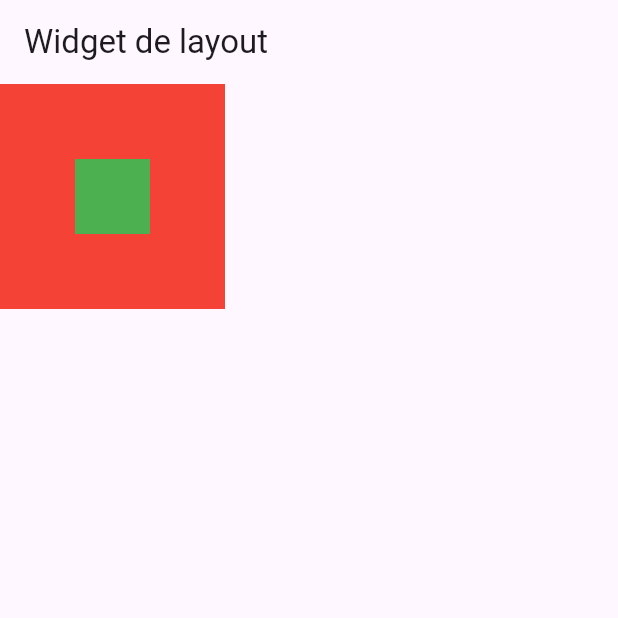
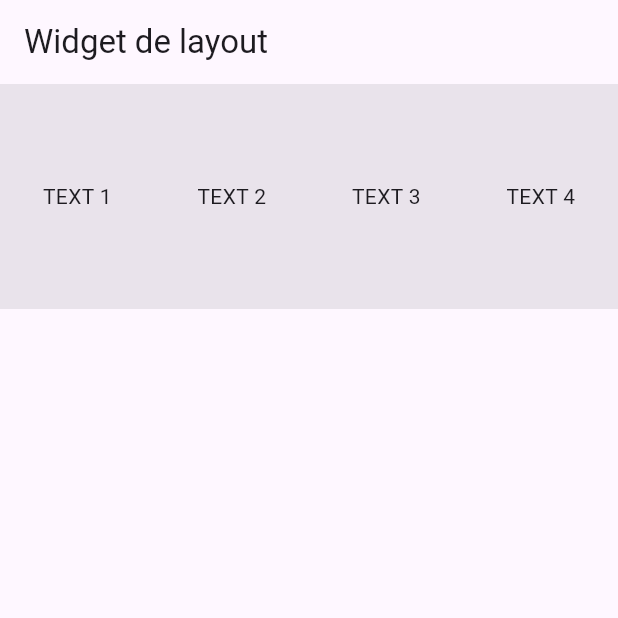
Before and after one commit to BeckerEvelyn/meu_app, a Flutter app: the screen it shows after launch, on a phone screen of 412 x 824 dp, the top half of it. Run offline on Flutter 3.47's test engine with Material 3 defaults, Android fonts, the phone set to English and light mode, and no system bars; our stand-ins replace google_fonts.

Commit message:
continuação de Layout

```diff
--- /dev/null
+++ b/lib/WidgetsLayout/Box.dart
@@ -0,0 +1,18 @@
+import 'package:flutter/material.dart';
+
+class Box extends StatelessWidget {
+  final String text;
+  final Color backgroundColor;
+  const Box({super.key, required this.text,required this.backgroundColor });
+
+  @override
+  Widget build(BuildContext context) {
+    return Container(
+      width: 240,
+      height: 140,
+      alignment: Alignment.center,
+      color: backgroundColor,
+      child: Text(text),
+      );
+  }
+}
--- a/lib/WidgetsLayout/LayoutApp.dart
+++ b/lib/WidgetsLayout/LayoutApp.dart
@@ -1,5 +1,7 @@
 import 'package:flutter/material.dart';
+import 'package:meu_app/WidgetsLayout/WidgetColumn.dart';
 import 'package:meu_app/WidgetsLayout/WidgetConteiner.dart';
+import 'package:meu_app/WidgetsLayout/WidgetRow.dart';
 
 class LayoutApp extends StatelessWidget {
   const LayoutApp({super.key});
@@ -25,7 +27,9 @@ class _MontandoTelaState extends State<MontandoTela> {
   Widget build(BuildContext context) {
     return Scaffold(
       appBar: AppBar(title: Text("Widget de layout"),),
-      body: Widgetconteiner(),
+      // body: Widgetconteiner(),
+      // body: Widgetcolumn(),
+      body: WidgetRow(),
     );
   }
 }
--- /dev/null
+++ b/lib/WidgetsLayout/WidgetColumn.dart
@@ -0,0 +1,46 @@
+import 'package:flutter/material.dart';
+import 'package:meu_app/WidgetsLayout/Box.dart';
+
+/**
+ * WIDGET COLUMN
+ * é um widget usado para dispor widgets filhos verticalmente, um embaixo do outro,
+ * ddentro de um único eixo (o eixo veertical Y)
+ *
+ * propriedades peincipais
+ * children              -> uma lista de widgets empilhados verticalmente
+ * mainAxisAlignment     -> alinha os filhos no eixo vertical
+ * crossAxisaliAlignment -> alinha os filhos no eixo cruzado (horizontal)
+ * mainAxisSize          -> controla se a colunm ocupa todo o espaço ou apenas o necessário
+ * textBiseLine          -> necessário para o alinhamento de texto com crosAxisalignment.
+ * baseline
+ */
+
+
+class Widgetcolumn extends StatelessWidget {
+  const Widgetcolumn({super.key});
+
+  @override
+  Widget build(BuildContext context) {
+    return Align(
+      child: Column(
+       // mainAxisAlignment: MainAxisAlignment.spaceEvenly,
+        crossAxisAlignment: CrossAxisAlignment.start,
+        /* children: [
+          Text("Text 1"),
+          Text("Text 2"),
+          Container(
+            width: 50,
+            height: 50,
+            color: Colors.lightBlue,
+          )
+        ], */
+        children: [
+          Box(text: "Box 1", backgroundColor: Colors.indigo),
+          Box(text: "Box 2", backgroundColor: Colors.indigoAccent),
+          Box(text: "Box 3", backgroundColor: Colors.lightBlue),
+
+        ],
+      ),
+    );
+  }
+}
--- a/lib/WidgetsLayout/WidgetConteiner.dart
+++ b/lib/WidgetsLayout/WidgetConteiner.dart
@@ -26,22 +26,25 @@ class Widgetconteiner extends StatelessWidget {
       width: 150,
       height: 150,
       padding: EdgeInsets.all(16),
-      color: Colors.red,
+      decoration: BoxDecoration(
+        borderRadius: BorderRadius.circular(75),
+      color: const Color.fromARGB(255, 172, 81, 233),
+      ),
       alignment: Alignment.center,
       // child: Text("Container", style: TextStyle(fontSize: 35),),
       child: Container(
-        width: 50,
-        height: 50,
-        color: Colors.green,
-        padding: EdgeInsets.all(15),
+        width: 100,
+        height: 100,
+        padding: EdgeInsets.all(5),
         decoration: BoxDecoration(
+          color: const Color.fromARGB(255, 222, 74, 197),
           border: Border.all(
-            color: Colors.black,
-
-            width: 4
+          color: const Color.fromARGB(255, 251, 252, 253),
+          width: 4
           ),
-          borderRadius: BorderRadius.circular(12)
+          borderRadius: BorderRadius.circular(50)
         ),
+        child: Icon(Icons.star),
       ),
     );
   }
--- /dev/null
+++ b/lib/WidgetsLayout/WidgetRow.dart
@@ -0,0 +1,38 @@
+import 'package:flutter/cupertino.dart';
+import 'package:flutter/material.dart';
+
+/**
+ * O row é um widget que organiza os filhos horizontalmente, um ao lado do outro,
+ * dentro de um único eixo horizontal X da esquerda para a direita
+ *
+ * Propriedades:
+ * children           -> lista de widgets filhos alinhados horizontalmente
+ * mainAxisAlignment  -> alinha os fillhos no eixo principal (horizontal)
+ * crossAxisAlignment -> alinha os filhos no eixo cruzado (vertical)
+ * mainAxisSize       -> define se o row ocupa todo o espaço horizontal ou só o necessário
+ * textDirection      -> define a direção do conteúdo: LTR (esquerda p/ direita) ou RTL (direita p/ esquerda)
+ *
+ */
+
+class WidgetRow extends StatelessWidget {
+  const WidgetRow({super.key});
+
+  @override
+  Widget build(BuildContext context) {
+    return Container(
+      height: 150,
+      color: CupertinoColors.secondarySystemFill,
+      child: Row(
+      // mainAxisSize: MainAxisSize.min,
+      mainAxisAlignment: MainAxisAlignment.spaceAround,
+        children: [
+          Text("TEXT 1"),
+          Text("TEXT 2"),
+          Text("TEXT 3"),
+          Text("TEXT 4"),
+
+        ],
+      ),
+    );
+  }
+}
--- a/lib/main.dart
+++ b/lib/main.dart
@@ -78,4 +78,5 @@ void main(List<String> args) {
 
 runApp(LayoutApp());
 
+
 }
```
